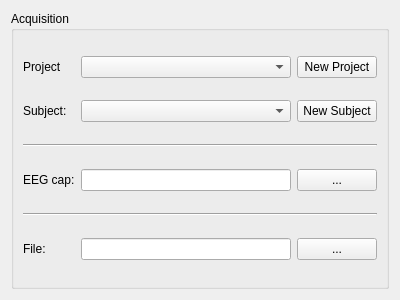
First picture: the form in applications/mne_x/plugins/eegosports/FormFiles/eegosportssetupprojectwidget.ui, repository mne-tools/mne-cpp, before the edit.
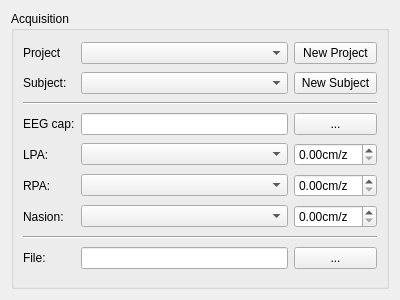
Second picture: the form after the edit.

Commit message: Add cardinal selection to project window in eegosports

```diff
--- a/applications/mne_x/plugins/eegosports/FormFiles/eegosportssetupprojectwidget.ui
+++ b/applications/mne_x/plugins/eegosports/FormFiles/eegosportssetupprojectwidget.ui
@@ -20,6 +20,27 @@
       <string>Acquisition</string>
      </property>
      <layout class="QGridLayout" name="gridLayout">
+      <item row="0" column="0">
+       <widget class="QLabel" name="m_qLabel_ProjectDescription">
+        <property name="text">
+         <string>Project</string>
+        </property>
+       </widget>
+      </item>
+      <item row="2" column="0" colspan="3">
+       <widget class="Line" name="line_2">
+        <property name="orientation">
+         <enum>Qt::Horizontal</enum>
+        </property>
+       </widget>
+      </item>
+      <item row="0" column="2">
+       <widget class="QPushButton" name="m_qPushButton_NewProject">
+        <property name="text">
+         <string>New Project</string>
+        </property>
+       </widget>
+      </item>
       <item row="0" column="1">
        <widget class="QComboBox" name="m_qComboBox_ProjectSelection"/>
       </item>
@@ -30,24 +51,17 @@
         </property>
        </widget>
       </item>
-      <item row="0" column="2">
-       <widget class="QPushButton" name="m_qPushButton_NewProject">
+      <item row="8" column="0">
+       <widget class="QLabel" name="label">
         <property name="text">
-         <string>New Project</string>
+         <string>File:</string>
         </property>
        </widget>
       </item>
-      <item row="2" column="0" colspan="3">
-       <widget class="Line" name="line_2">
-        <property name="orientation">
-         <enum>Qt::Horizontal</enum>
-        </property>
-       </widget>
-      </item>
-      <item row="0" column="0">
-       <widget class="QLabel" name="m_qLabel_ProjectDescription">
+      <item row="8" column="2">
+       <widget class="QPushButton" name="m_qPushButton_FiffRecordFile">
         <property name="text">
-         <string>Project</string>
+         <string>...</string>
         </property>
        </widget>
       </item>
@@ -58,23 +72,9 @@
         </property>
        </widget>
       </item>
-      <item row="5" column="2">
-       <widget class="QPushButton" name="m_qPushButton_FiffRecordFile">
-        <property name="text">
-         <string>...</string>
-        </property>
-       </widget>
-      </item>
       <item row="1" column="1">
        <widget class="QComboBox" name="m_qComboBox_SubjectSelection"/>
       </item>
-      <item row="5" column="0">
-       <widget class="QLabel" name="label">
-        <property name="text">
-         <string>File:</string>
-        </property>
-       </widget>
-      </item>
       <item row="3" column="2">
        <widget class="QPushButton" name="m_qPushButton_EEGCap">
         <property name="text">
@@ -82,9 +82,6 @@
         </property>
        </widget>
       </item>
-      <item row="3" column="1">
-       <widget class="QLineEdit" name="m_qLineEdit_EEGCap"/>
-      </item>
       <item row="3" column="0">
        <widget class="QLabel" name="label_2">
         <property name="text">
@@ -92,16 +89,73 @@
         </property>
        </widget>
       </item>
-      <item row="5" column="1">
-       <widget class="QLineEdit" name="m_qLineEdit_FiffRecordFile"/>
-      </item>
-      <item row="4" column="0" colspan="3">
+      <item row="7" column="0" colspan="3">
        <widget class="Line" name="line">
         <property name="orientation">
          <enum>Qt::Horizontal</enum>
         </property>
        </widget>
       </item>
+      <item row="3" column="1">
+       <widget class="QLineEdit" name="m_qLineEdit_EEGCap"/>
+      </item>
+      <item row="8" column="1">
+       <widget class="QLineEdit" name="m_qLineEdit_FiffRecordFile"/>
+      </item>
+      <item row="4" column="0">
+       <widget class="QLabel" name="label_3">
+        <property name="text">
+         <string>LPA:</string>
+        </property>
+       </widget>
+      </item>
+      <item row="5" column="0">
+       <widget class="QLabel" name="label_4">
+        <property name="text">
+         <string>RPA:</string>
+        </property>
+       </widget>
+      </item>
+      <item row="6" column="0">
+       <widget class="QLabel" name="label_5">
+        <property name="text">
+         <string>Nasion:</string>
+        </property>
+       </widget>
+      </item>
+      <item row="4" column="1">
+       <widget class="QComboBox" name="m_comboBox_LPA"/>
+      </item>
+      <item row="5" column="1">
+       <widget class="QComboBox" name="m_comboBox_RPA"/>
+      </item>
+      <item row="6" column="1">
+       <widget class="QComboBox" name="m_comboBox_Nasion"/>
+      </item>
+      <item row="4" column="2">
+       <widget class="QDoubleSpinBox" name="m_doubleSpinBox_LPA">
+        <property name="prefix">
+         <string/>
+        </property>
+        <property name="suffix">
+         <string>cm/z</string>
+        </property>
+       </widget>
+      </item>
+      <item row="5" column="2">
+       <widget class="QDoubleSpinBox" name="m_doubleSpinBox_RPA">
+        <property name="suffix">
+         <string>cm/z</string>
+        </property>
+       </widget>
+      </item>
+      <item row="6" column="2">
+       <widget class="QDoubleSpinBox" name="m_doubleSpinBox_Nasion">
+        <property name="suffix">
+         <string>cm/z</string>
+        </property>
+       </widget>
+      </item>
      </layout>
     </widget>
    </item>
```
The commit also changes 5 other files.
